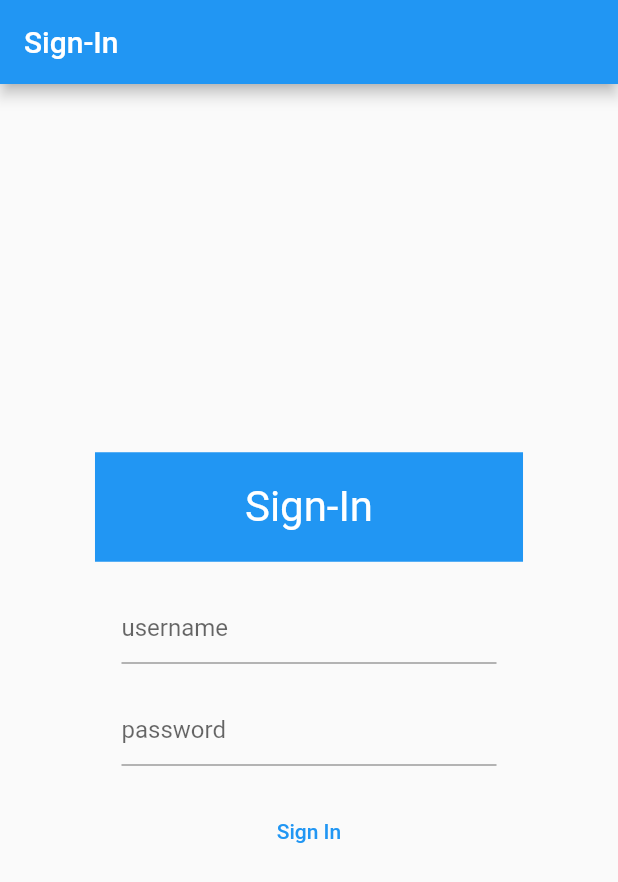
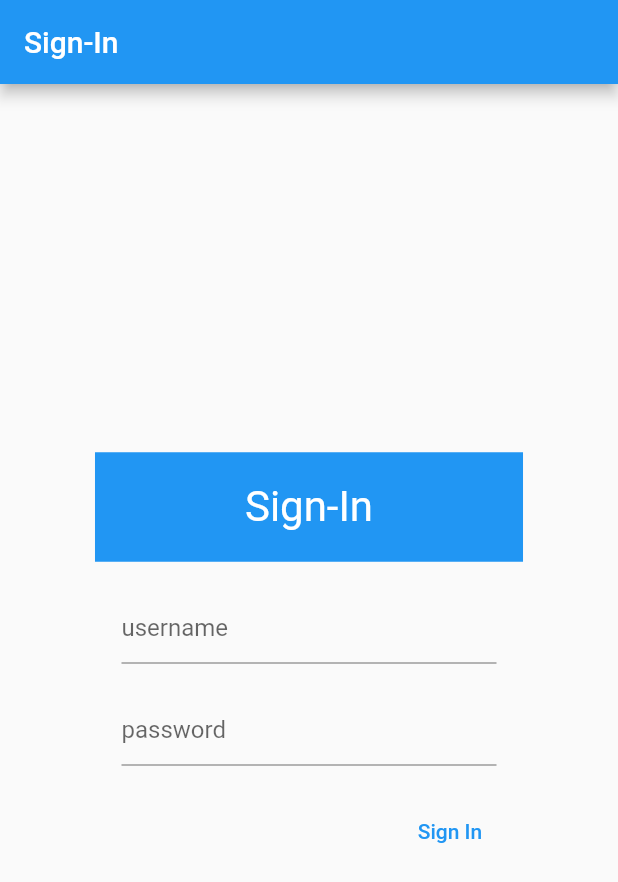
Before and after one commit to lukajincharadze/Flutter_Sign-in-form, a Flutter app: the screen it shows after launch, on a phone screen of 412 x 824 dp. Shown: the top 882 px of the screen. Run offline on Flutter 3.47's test engine with Material 2 defaults, Android fonts, the phone set to English and light mode, and no system bars.

Commit message:
Update main.dart

```diff
--- a/sign_in_form/lib/main.dart
+++ b/sign_in_form/lib/main.dart
@@ -46,8 +46,14 @@ class MyApp extends StatelessWidget {
                   ),
                 ),
               ),
-              Container (
-                child: TextButton(onPressed: () {}, child: Text("Sign In")),
+              Container(
+                margin: EdgeInsets.only(right: 80),
+                child: Row (
+                  mainAxisAlignment: MainAxisAlignment.end,
+                  children: [
+                    TextButton(onPressed: () {}, child: Text("Sign In")),
+                  ],
+                ),
               ),
             ],
           ),
```
